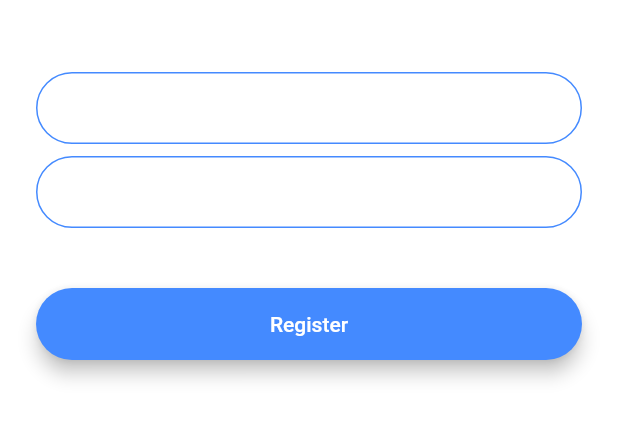
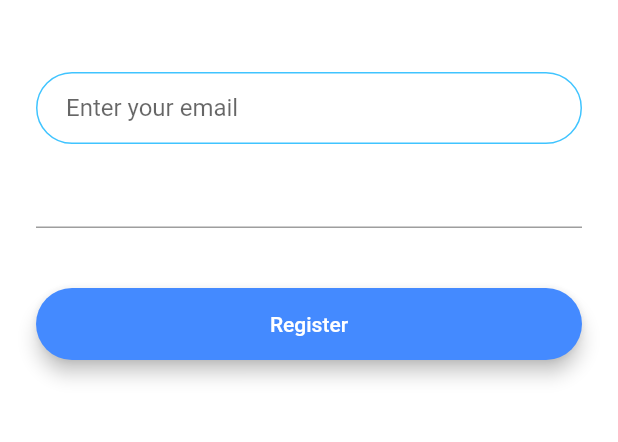
Before and after one commit to xuyunbo/The-Complete-Flutter-Development-Bootcamp-Using-Dart, a Flutter app: the screen it shows after launch, after a tap on "Register", on a phone screen of 412 x 824 dp, the part 576-1018 px from its top. Run offline on Flutter 3.47's test engine with Material 2 defaults, Android fonts, the phone set to English and light mode, and no system bars; our stand-ins replace animated_text_kit.

Commit message:
12.8 refactoring

```diff
--- /dev/null
+++ b/flash-chat-flutter/lib/components/rounded_button.dart
@@ -0,0 +1,39 @@
+import 'package:flutter/cupertino.dart';
+import 'package:flutter/material.dart';
+
+class RoundedButton extends StatelessWidget {
+  final Color colour;
+  final String title;
+  final Function onPressed;
+
+  RoundedButton(
+      {@required this.colour, @required this.onPressed, @required this.title});
+
+  @override
+  Widget build(BuildContext context) {
+    return Padding(
+      padding: EdgeInsets.symmetric(vertical: 16.0),
+      child: Material(
+        color: colour, // Colors.blueAccent,
+        borderRadius: BorderRadius.circular(30.0),
+        elevation: 5.0,
+        child: MaterialButton(
+          onPressed: onPressed,
+          /*() {
+            //Go to registration screen.
+            Navigator.pushNamed(context, RegistrationScreen.id);
+          },*/
+          minWidth: 200.0,
+          height: 42.0,
+          child: Text(
+            title,
+            style: TextStyle(
+              color: Colors.white,
+            ),
+            /*'Register',*/
+          ),
+        ),
+      ),
+    );
+  }
+}
--- a/flash-chat-flutter/lib/constants.dart
+++ b/flash-chat-flutter/lib/constants.dart
@@ -17,3 +17,19 @@ const kMessageContainerDecoration = BoxDecoration(
     top: BorderSide(color: Colors.lightBlueAccent, width: 2.0),
   ),
 );
+
+const kTextFieldDecoration = InputDecoration(
+  hintText: 'Enter a value',
+  contentPadding: EdgeInsets.symmetric(vertical: 10.0, horizontal: 20.0),
+  border: OutlineInputBorder(
+    borderRadius: BorderRadius.all(Radius.circular(32.0)),
+  ),
+  enabledBorder: OutlineInputBorder(
+    borderSide: BorderSide(color: Colors.lightBlueAccent, width: 1.0),
+    borderRadius: BorderRadius.all(Radius.circular(32.0)),
+  ),
+  focusedBorder: OutlineInputBorder(
+    borderSide: BorderSide(color: Colors.lightBlueAccent, width: 2.0),
+    borderRadius: BorderRadius.all(Radius.circular(32.0)),
+  ),
+);
--- a/flash-chat-flutter/lib/main.dart
+++ b/flash-chat-flutter/lib/main.dart
@@ -10,11 +10,11 @@ class FlashChat extends StatelessWidget {
   @override
   Widget build(BuildContext context) {
     return MaterialApp(
-      theme: ThemeData.dark().copyWith(
-        textTheme: TextTheme(
-          body1: TextStyle(color: Colors.black54),
-        ),
-      ),
+//      theme: ThemeData.dark().copyWith(
+//        textTheme: TextTheme(
+//          body1: TextStyle(color: Colors.black54),
+//        ),
+//      ),
       initialRoute: WelcomeScreen.id,
       routes: {
         WelcomeScreen.id: (context) => WelcomeScreen(),
--- a/flash-chat-flutter/lib/screens/registration_screen.dart
+++ b/flash-chat-flutter/lib/screens/registration_screen.dart
@@ -1,4 +1,7 @@
+import 'package:flash_chat/components/rounded_button.dart';
 import 'package:flutter/material.dart';
+
+import '../constants.dart';
 
 class RegistrationScreen extends StatefulWidget {
   static const String id = 'registration_screen';
@@ -32,21 +35,8 @@ class _RegistrationScreenState extends State<RegistrationScreen> {
               onChanged: (value) {
                 //Do something with the user input.
               },
-              decoration: InputDecoration(
+              decoration: kTextFieldDecoration.copyWith(
                 hintText: 'Enter your email',
-                contentPadding:
-                    EdgeInsets.symmetric(vertical: 10.0, horizontal: 20.0),
-                border: OutlineInputBorder(
-                  borderRadius: BorderRadius.all(Radius.circular(32.0)),
-                ),
-                enabledBorder: OutlineInputBorder(
-                  borderSide: BorderSide(color: Colors.blueAccent, width: 1.0),
-                  borderRadius: BorderRadius.all(Radius.circular(32.0)),
-                ),
-                focusedBorder: OutlineInputBorder(
-                  borderSide: BorderSide(color: Colors.blueAccent, width: 2.0),
-                  borderRadius: BorderRadius.all(Radius.circular(32.0)),
-                ),
               ),
             ),
             SizedBox(
@@ -56,44 +46,17 @@ class _RegistrationScreenState extends State<RegistrationScreen> {
               onChanged: (value) {
                 //Do something with the user input.
               },
-              decoration: InputDecoration(
+              /*decoration: kTextFieldDecoration.copyWith(
                 hintText: 'Enter your password',
-                contentPadding:
-                    EdgeInsets.symmetric(vertical: 10.0, horizontal: 20.0),
-                border: OutlineInputBorder(
-                  borderRadius: BorderRadius.all(Radius.circular(32.0)),
-                ),
-                enabledBorder: OutlineInputBorder(
-                  borderSide: BorderSide(color: Colors.blueAccent, width: 1.0),
-                  borderRadius: BorderRadius.all(Radius.circular(32.0)),
-                ),
-                focusedBorder: OutlineInputBorder(
-                  borderSide: BorderSide(color: Colors.blueAccent, width: 2.0),
-                  borderRadius: BorderRadius.all(Radius.circular(32.0)),
-                ),
-              ),
+              ),*/
             ),
             SizedBox(
               height: 24.0,
             ),
-            Padding(
-              padding: EdgeInsets.symmetric(vertical: 16.0),
-              child: Material(
-                color: Colors.blueAccent,
-                borderRadius: BorderRadius.all(Radius.circular(30.0)),
-                elevation: 5.0,
-                child: MaterialButton(
-                  onPressed: () {
-                    //Implement registration functionality.
-                  },
-                  minWidth: 200.0,
-                  height: 42.0,
-                  child: Text(
-                    'Register',
-                    style: TextStyle(color: Colors.white),
-                  ),
-                ),
-              ),
+            RoundedButton(
+              title: 'Register',
+              colour: Colors.blueAccent,
+              onPressed: () {},
             ),
           ],
         ),
--- a/flash-chat-flutter/lib/screens/welcome_screen.dart
+++ b/flash-chat-flutter/lib/screens/welcome_screen.dart
@@ -1,4 +1,5 @@
 import 'package:animated_text_kit/animated_text_kit.dart';
+import 'package:flash_chat/components/rounded_button.dart';
 import 'package:flash_chat/screens/registration_screen.dart';
 import 'package:flutter/material.dart';
 
@@ -84,7 +85,21 @@ class _WelcomeScreenState extends State<WelcomeScreen>
             SizedBox(
               height: 48.0,
             ),
-            Padding(
+            RoundedButton(
+              title: 'Log In',
+              colour: Colors.lightBlueAccent,
+              onPressed: () {
+                Navigator.pushNamed(context, LoginScreen.id);
+              },
+            ),
+            RoundedButton(
+              title: 'Register',
+              colour: Colors.blueAccent,
+              onPressed: () {
+                Navigator.pushNamed(context, RegistrationScreen.id);
+              },
+            ),
+            /*Padding(
               padding: EdgeInsets.symmetric(vertical: 16.0),
               child: Material(
                 elevation: 5.0,
@@ -102,8 +117,8 @@ class _WelcomeScreenState extends State<WelcomeScreen>
                   ),
                 ),
               ),
-            ),
-            Padding(
+            ),*/
+            /*Padding(
               padding: EdgeInsets.symmetric(vertical: 16.0),
               child: Material(
                 color: Colors.blueAccent,
@@ -121,7 +136,7 @@ class _WelcomeScreenState extends State<WelcomeScreen>
                   ),
                 ),
               ),
-            ),
+            ),*/
           ],
         ),
       ),
```
Also changed, not shown: flash-chat-flutter/lib/screens/login_screen.dart (+10 -51 lines).
